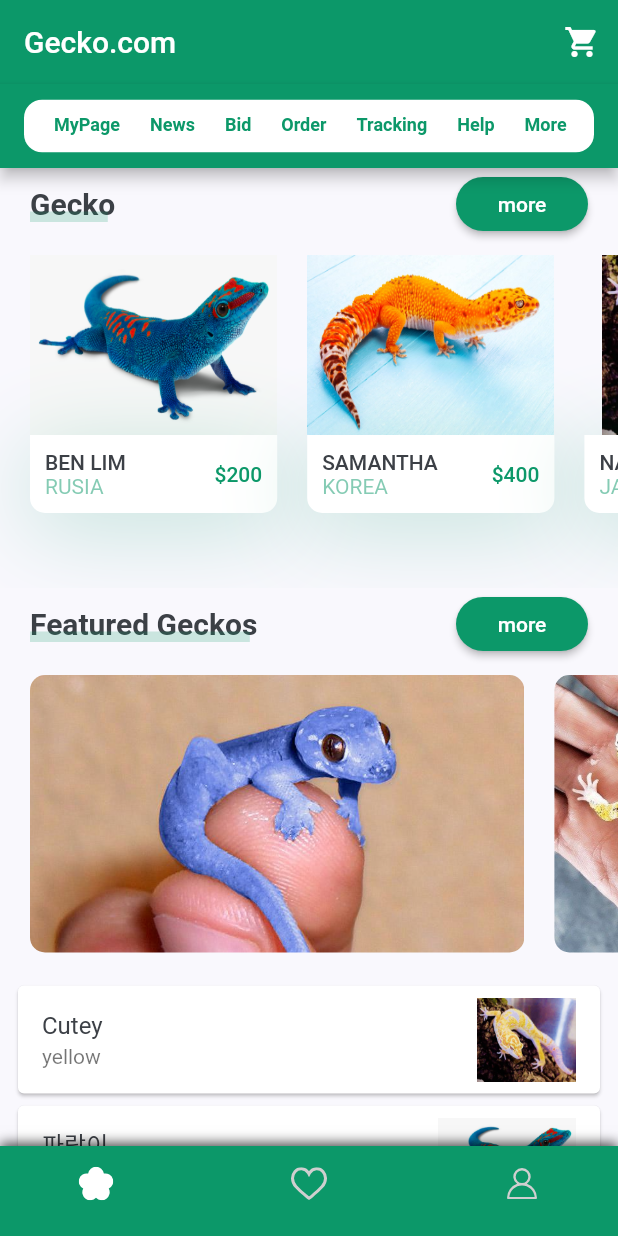
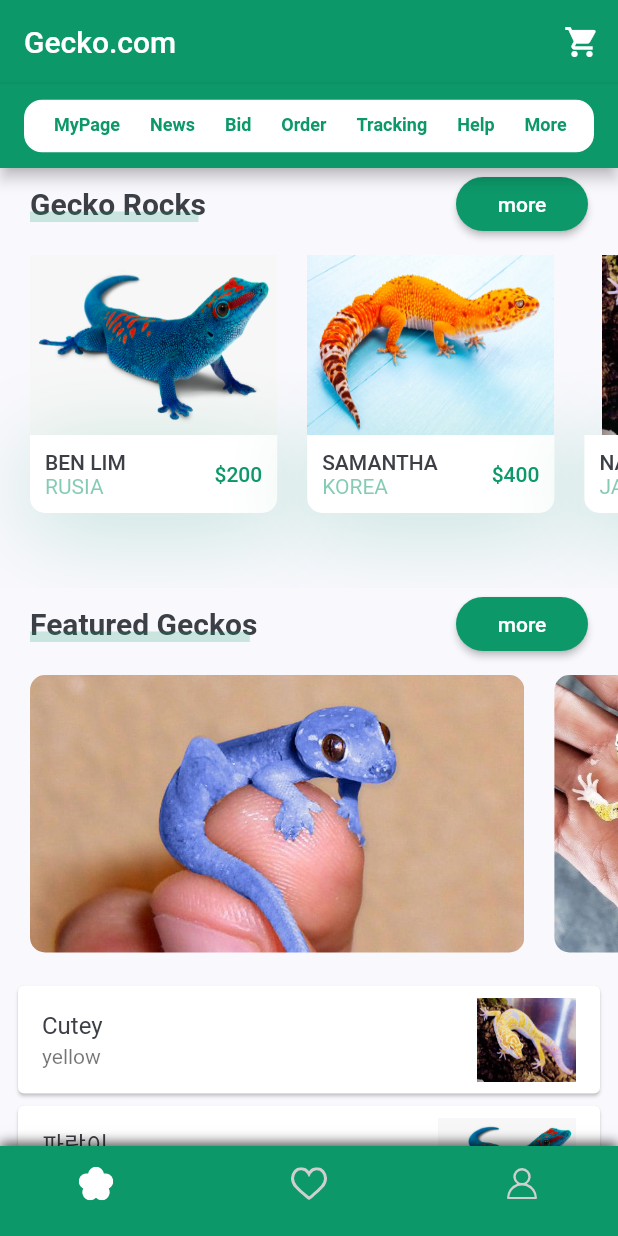
Before and after one commit to lim6112j/flutter-ui-best-practice, a Flutter app: the screen it shows after launch, on a phone screen of 412 x 824 dp. Run offline on Flutter 3.47's test engine with Material 2 defaults, Android fonts, the phone set to English and light mode, and no system bars; our stand-ins replace flutter_svg, sqflite; missing offline and left inert: graphview; accounts and stored records are empty.

```diff
--- a/lib/screens/home/components/body.dart
+++ b/lib/screens/home/components/body.dart
@@ -233,12 +233,29 @@ class Body extends StatelessWidget {
 
   SingleChildScrollView buildSingleChildScrollView(Size size) {
     return SingleChildScrollView(
-      child: Column(
+      child: GestureDetector(
+        onHorizontalDragEnd: (details) {
+          if (details.primaryVelocity! < 0) {
+            print("horizontal drag right ");
+          } else if (details.primaryVelocity! > 0) {
+            print("horizontal drag left ");
+          }
+        },
+        onDoubleTap: () {
+          print("Double Tapping");
+        },
+        child: mainPage(),
+      ),
+    );
+  }
+
+  Column mainPage() {
+    return Column(
       children: <Widget>[
         //HeaderWithSearchBox(size: size),
         //HeaderWithScrollMenu(size: size),
         TitleWithMoreBtn(
-            title: "Gecko",
+          title: "Gecko Rocks",
           press: () {},
         ),
         RecommendGeckos(
@@ -252,7 +269,6 @@ class Body extends StatelessWidget {
         ListGecko(geckos: getGeckoData()),
         SizedBox(height: kDefaultPadding),
       ],
-      ),
     );
   }
 }
```
Lines whose indentation alone changed are shown as unchanged.
